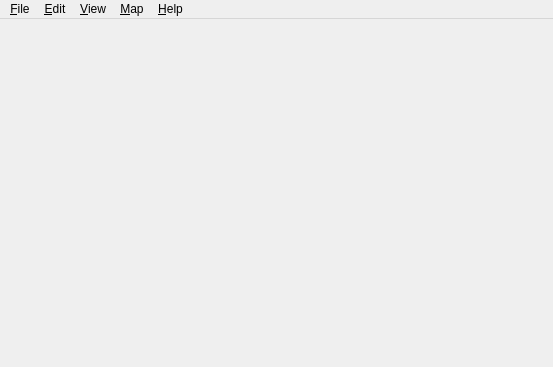
Above: src/tiled/mainwindow.ui from mapeditor/tiled before the change. Below: the same form after it.
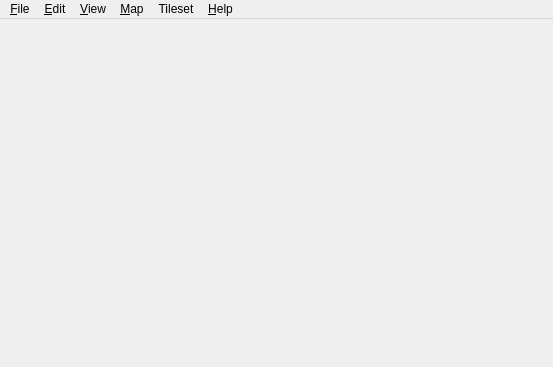
That is the form after the change. Icons and pictures are not drawn.

Commit message:
Added a Tileset menu providing access the tileset properties
This menu is only visible when the current document is a tileset.
Similarly, the Map and Layer menus are now only visible when the current
document is a map.

```diff
--- a/src/tiled/mainwindow.ui
+++ b/src/tiled/mainwindow.ui
@@ -144,10 +144,17 @@
     <addaction name="separator"/>
     <addaction name="actionFullScreen"/>
    </widget>
+   <widget class="QMenu" name="menuTileset">
+    <property name="title">
+     <string>Tileset</string>
+    </property>
+    <addaction name="actionTilesetProperties"/>
+   </widget>
    <addaction name="menuFile"/>
    <addaction name="menuEdit"/>
    <addaction name="menuView"/>
    <addaction name="menuMap"/>
+   <addaction name="menuTileset"/>
    <addaction name="menuHelp"/>
   </widget>
   <action name="actionOpen">
```
Left out of the diff: 11 changed lines with no effect on the pictures. The commit also changes 2 other files.
